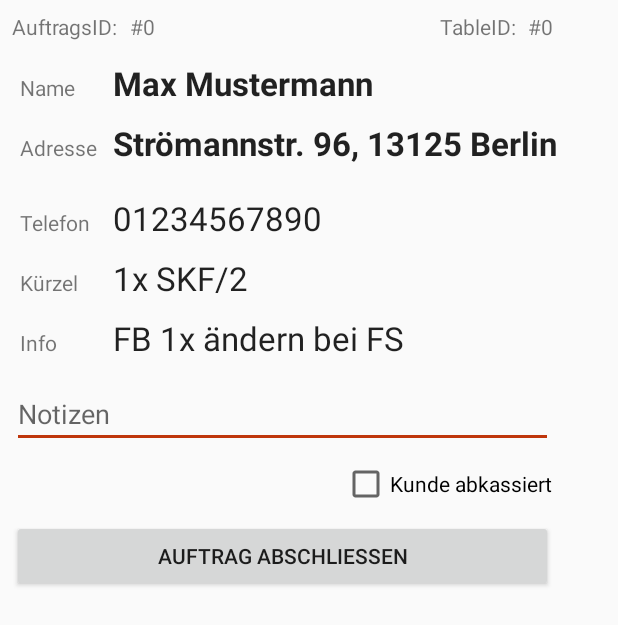
After one commit to philan92/Schorni, an Android app: the fragment AuftragDetailFragment shown on its own in the app's theme, on a phone screen of 412 x 824 dp. The commit adds this screen. Shown: the top 625 px of the screen. Run offline under Robolectric (Android 15) with nearby library versions, the phone set to English and light mode, and no system bars.

Commit message:
Fragment für Auftragsdetails erstellt

```diff
--- a/app/build.gradle
+++ b/app/build.gradle
@@ -24,11 +24,13 @@ dependencies {
     androidTestCompile('com.android.support.test.espresso:espresso-core:2.2.2', {
         exclude group: 'com.android.support', module: 'support-annotations'
     })
+    // Required for instrumented tests
     compile 'com.android.support:appcompat-v7:24.1.1'
     compile 'com.android.support:design:24.1.1'
     compile 'nl.qbusict:cupboard:2.2.0'
+    compile 'com.android.support:support-v4:24.1.1'
     testCompile 'junit:junit:4.12'
-    // Required for instrumented tests
     androidTestCompile 'com.android.support:support-annotations:24.1.1'
     androidTestCompile 'com.android.support.test:runner:0.5'
+    compile 'com.android.support.constraint:constraint-layout:1.0.2'
 }
--- a/app/src/main/java/de/philipplange/schorni/src/adapter/ErledigteKehrungenAdapter.java
+++ b/app/src/main/java/de/philipplange/schorni/src/adapter/ErledigteKehrungenAdapter.java
@@ -32,7 +32,7 @@ public class ErledigteKehrungenAdapter extends ArrayAdapter<Kehrung> {
         }
         // Lookup view for data population
         TextView tvAdresse = (TextView) convertView.findViewById(R.id.tvAdresse);
-        TextView tvName = (TextView) convertView.findViewById(R.id.tvName);
+        TextView tvName = (TextView) convertView.findViewById(R.id.tvAdresse);
         TextView tvZeit = (TextView) convertView.findViewById(R.id.tvZeit);
         TextView tvKassiert = (TextView) convertView.findViewById(R.id.tvKassiert);
         // Populate the data into the template view using the data object
--- a/app/src/main/java/de/philipplange/schorni/src/adapter/OffeneKehrungenAdapter.java
+++ b/app/src/main/java/de/philipplange/schorni/src/adapter/OffeneKehrungenAdapter.java
@@ -31,7 +31,7 @@ public class OffeneKehrungenAdapter extends ArrayAdapter<Kehrung> {
         }
         // Lookup view for data population
         TextView tvAdresse = (TextView) convertView.findViewById(R.id.tvAdresse);
-        TextView tvName = (TextView) convertView.findViewById(R.id.tvName);
+        TextView tvName = (TextView) convertView.findViewById(R.id.tvAdresse);
         // Populate the data into the template view using the data object
         if (kehrung != null) {
             tvAdresse.setText(kehrung.getAdresse());
--- /dev/null
+++ b/app/src/main/java/de/philipplange/schorni/src/fragments/AuftragDetailFragment.java
@@ -0,0 +1,66 @@
+package de.philipplange.schorni.src.fragments;
+
+
+import android.os.Bundle;
+import android.support.v4.app.Fragment;
+import android.view.LayoutInflater;
+import android.view.View;
+import android.view.ViewGroup;
+
+import de.philipplange.schorni.R;
+
+/**
+ * A simple {@link Fragment} subclass.
+ * Use the {@link AuftragDetailFragment#newInstance} factory method to
+ * create an instance of this fragment.
+ */
+public class AuftragDetailFragment extends Fragment {
+    // TODO: Rename parameter arguments, choose names that match
+    // the fragment initialization parameters, e.g. ARG_ITEM_NUMBER
+    private static final String ARG_PARAM1 = "param1";
+    private static final String ARG_PARAM2 = "param2";
+
+    // TODO: Rename and change types of parameters
+    private String mParam1;
+    private String mParam2;
+
+
+    public AuftragDetailFragment() {
+        // Required empty public constructor
+    }
+
+    /**
+     * Use this factory method to create a new instance of
+     * this fragment using the provided parameters.
+     *
+     * @param param1 Parameter 1.
+     * @param param2 Parameter 2.
+     * @return A new instance of fragment AuftragDetailFragment.
+     */
+    // TODO: Rename and change types and number of parameters
+    public static AuftragDetailFragment newInstance(String param1, String param2) {
+        AuftragDetailFragment fragment = new AuftragDetailFragment();
+        Bundle args = new Bundle();
+        args.putString(ARG_PARAM1, param1);
+        args.putString(ARG_PARAM2, param2);
+        fragment.setArguments(args);
+        return fragment;
+    }
+
+    @Override
+    public void onCreate(Bundle savedInstanceState) {
+        super.onCreate(savedInstanceState);
+        if (getArguments() != null) {
+            mParam1 = getArguments().getString(ARG_PARAM1);
+            mParam2 = getArguments().getString(ARG_PARAM2);
+        }
+    }
+
+    @Override
+    public View onCreateView(LayoutInflater inflater, ViewGroup container,
+                             Bundle savedInstanceState) {
+        // Inflate the layout for this fragment
+        return inflater.inflate(R.layout.fragment_auftrag_detail, container, false);
+    }
+
+}
--- /dev/null
+++ b/app/src/main/res/layout/fragment_auftrag_detail.xml
@@ -0,0 +1,233 @@
+<android.support.constraint.ConstraintLayout xmlns:android="http://schemas.android.com/apk/res/android"
+    xmlns:app="http://schemas.android.com/apk/res-auto"
+    xmlns:tools="http://schemas.android.com/tools"
+    android:layout_width="wrap_content"
+    android:layout_height="wrap_content"
+
+    tools:context="de.philipplange.schorni.src.fragments.AuftragDetailFragment"
+    tools:layout_editor_absoluteX="0dp"
+    tools:layout_editor_absoluteY="25dp">
+
+    <!-- TODO: Update blank fragment layout -->
+
+    <TextView
+        android:id="@+id/textView9"
+        android:layout_width="wrap_content"
+        android:layout_height="wrap_content"
+        android:layout_marginLeft="8dp"
+        android:layout_marginStart="8dp"
+        android:layout_marginTop="8dp"
+        android:text="AuftragsID:"
+        app:layout_constraintLeft_toLeftOf="parent"
+        app:layout_constraintTop_toTopOf="parent" />
+
+    <TextView
+        android:id="@+id/textView10"
+        android:layout_width="wrap_content"
+        android:layout_height="wrap_content"
+        android:layout_marginLeft="8dp"
+        android:layout_marginStart="8dp"
+        android:layout_marginTop="8dp"
+        android:text="#0"
+        app:layout_constraintLeft_toRightOf="@+id/textView9"
+        app:layout_constraintTop_toTopOf="parent" />
+
+    <TextView
+        android:id="@+id/textView7"
+        android:layout_width="wrap_content"
+        android:layout_height="wrap_content"
+        android:layout_marginEnd="8dp"
+        android:layout_marginRight="8dp"
+        android:layout_marginTop="8dp"
+        android:text="TableID:"
+        app:layout_constraintRight_toLeftOf="@+id/tyAuftragsID"
+        app:layout_constraintTop_toTopOf="parent" />
+
+    <TextView
+        android:id="@+id/tyAuftragsID"
+        android:layout_width="wrap_content"
+        android:layout_height="wrap_content"
+        android:layout_marginEnd="8dp"
+        android:layout_marginRight="8dp"
+        android:layout_marginTop="8dp"
+        android:text="#0"
+        app:layout_constraintRight_toRightOf="parent"
+        app:layout_constraintTop_toTopOf="parent" />
+
+    <TableLayout
+        android:id="@+id/tableLayout"
+        android:layout_width="wrap_content"
+        android:layout_height="wrap_content"
+        android:layout_marginLeft="8dp"
+        android:layout_marginStart="8dp"
+        android:layout_marginTop="8dp"
+        app:layout_constraintLeft_toLeftOf="parent"
+        app:layout_constraintTop_toBottomOf="@+id/textView10">
+
+        <TableRow
+            android:layout_width="match_parent"
+            android:layout_height="match_parent">
+
+            <TextView
+                android:id="@+id/textView5"
+                android:layout_width="wrap_content"
+                android:layout_height="wrap_content"
+                android:padding="5dp"
+                android:text="Name" />
+
+            <TextView
+                android:id="@+id/tvName"
+                android:layout_width="wrap_content"
+                android:layout_height="wrap_content"
+                android:padding="5dp"
+                android:text="Max Mustermann"
+                android:textAppearance="@style/TextAppearance.AppCompat.Large"
+                android:textStyle="bold"
+                app:layout_constraintLeft_toLeftOf="parent"
+                app:layout_constraintRight_toRightOf="parent"
+                app:layout_constraintTop_toBottomOf="@+id/textView9" />
+
+        </TableRow>
+
+        <TableRow
+            android:layout_width="match_parent"
+            android:layout_height="match_parent"
+            android:paddingBottom="10dp">
+
+            <TextView
+                android:id="@+id/textView6"
+                android:layout_width="wrap_content"
+                android:layout_height="wrap_content"
+                android:padding="5dp"
+                android:text="Adresse" />
+
+            <TextView
+                android:id="@+id/tvAdresse"
+                android:layout_width="wrap_content"
+                android:layout_height="wrap_content"
+                android:padding="5dp"
+                android:text="Strömannstr. 96, 13125 Berlin"
+                android:textAppearance="@style/TextAppearance.AppCompat.Large"
+                android:textStyle="bold"
+                app:layout_constraintLeft_toLeftOf="parent"
+                app:layout_constraintRight_toRightOf="parent"
+                app:layout_constraintTop_toBottomOf="@+id/tvName" />
+
+        </TableRow>
+
+        <TableRow
+            android:layout_width="match_parent"
+            android:layout_height="match_parent">
+
+            <TextView
+                android:id="@+id/textView8"
+                android:layout_width="wrap_content"
+                android:layout_height="wrap_content"
+                android:padding="5dp"
+                android:text="Telefon" />
+
+            <TextView
+                android:id="@+id/tvTelefon"
+                android:layout_width="wrap_content"
+                android:layout_height="wrap_content"
+                android:padding="5dp"
+                android:text="01234567890"
+                android:textAppearance="@style/TextAppearance.AppCompat.Large" />
+
+        </TableRow>
+
+        <TableRow
+            android:layout_width="match_parent"
+            android:layout_height="match_parent">
+
+            <TextView
+                android:id="@+id/textView14"
+                android:layout_width="wrap_content"
+                android:layout_height="wrap_content"
+                android:layout_weight="1"
+                android:padding="5dp"
+                android:text="Kürzel" />
+
+            <TextView
+                android:id="@+id/tvKuerzel"
+                android:layout_width="wrap_content"
+                android:layout_height="wrap_content"
+                android:layout_weight="1"
+                android:padding="5dp"
+                android:text="1x SKF/2"
+                android:textAppearance="@style/TextAppearance.AppCompat.Large" />
+        </TableRow>
+
+        <TableRow
+            android:layout_width="match_parent"
+            android:layout_height="match_parent">
+
+            <TextView
+                android:id="@+id/textView3"
+                android:layout_width="wrap_content"
+                android:layout_height="wrap_content"
+                android:layout_weight="1"
+                android:padding="5dp"
+                android:text="Info" />
+
+            <TextView
+                android:id="@+id/tvInfo"
+                android:layout_width="wrap_content"
+                android:layout_height="wrap_content"
+                android:layout_weight="1"
+                android:padding="5dp"
+                android:text="FB 1x ändern bei FS"
+                android:textAppearance="@style/TextAppearance.AppCompat.Large" />
+        </TableRow>
+
+    </TableLayout>
+
+    <EditText
+        android:id="@+id/etNotizen"
+        android:layout_width="0dp"
+        android:layout_height="wrap_content"
+        android:layout_marginEnd="8dp"
+        android:layout_marginLeft="8dp"
+        android:layout_marginRight="8dp"
+        android:layout_marginStart="8dp"
+        android:layout_marginTop="8dp"
+        android:ems="10"
+        android:hint="Notizen"
+        android:inputType="textMultiLine"
+        android:isScrollContainer="true"
+        app:layout_constraintHorizontal_bias="0.0"
+        app:layout_constraintLeft_toLeftOf="parent"
+        app:layout_constraintRight_toRightOf="parent"
+        app:layout_constraintTop_toBottomOf="@+id/tableLayout" />
+
+    <Button
+        android:id="@+id/btnAbschliessen"
+        android:layout_width="0dp"
+        android:layout_height="wrap_content"
+        android:layout_marginBottom="8dp"
+        android:layout_marginEnd="8dp"
+        android:layout_marginLeft="8dp"
+        android:layout_marginRight="8dp"
+        android:layout_marginStart="8dp"
+        android:layout_weight="1"
+        android:text="Auftrag abschliessen"
+        android:textAlignment="center"
+        app:layout_constraintBottom_toBottomOf="parent"
+        app:layout_constraintLeft_toLeftOf="parent"
+        app:layout_constraintRight_toRightOf="parent" />
+
+    <CheckBox
+        android:id="@+id/cbKassiert"
+        android:layout_width="wrap_content"
+        android:layout_height="wrap_content"
+        android:layout_marginBottom="8dp"
+        android:layout_marginRight="8dp"
+        android:layout_marginTop="8dp"
+        android:text="Kunde abkassiert"
+        app:layout_constraintBottom_toTopOf="@+id/btnAbschliessen"
+        app:layout_constraintRight_toRightOf="parent"
+        app:layout_constraintTop_toBottomOf="@+id/etNotizen"
+        app:layout_constraintVertical_bias="1.0" />
+
+
+</android.support.constraint.ConstraintLayout>
--- a/app/src/main/res/layout/item_erledigte_kehrung.xml
+++ b/app/src/main/res/layout/item_erledigte_kehrung.xml
@@ -20,7 +20,7 @@
         android:textSize="18sp" />
 
     <TextView
-        android:id="@+id/tvName"
+        android:id="@+id/tvAdresse"
         android:layout_width="wrap_content"
         android:layout_height="wrap_content"
         android:layout_alignParentEnd="true"
@@ -59,8 +59,8 @@
         android:gravity="end"
         android:textColor="@color/colorPrimaryLight"
         android:textSize="18sp"
-        android:layout_below="@+id/tvName"
-        android:layout_alignLeft="@+id/tvName"
-        android:layout_alignStart="@+id/tvName" />
+        android:layout_below="@+id/tvAdresse"
+        android:layout_alignLeft="@+id/tvAdresse"
+        android:layout_alignStart="@+id/tvAdresse" />
 
 </RelativeLayout>
--- a/app/src/main/res/layout/item_offene_kehrung.xml
+++ b/app/src/main/res/layout/item_offene_kehrung.xml
@@ -20,7 +20,7 @@
         android:textSize="18sp" />
 
     <TextView
-        android:id="@+id/tvName"
+        android:id="@+id/tvAdresse"
         android:layout_width="wrap_content"
         android:layout_height="wrap_content"
         android:layout_alignParentEnd="true"
--- a/app/src/main/res/values/strings.xml
+++ b/app/src/main/res/values/strings.xml
@@ -3,4 +3,7 @@
     <string name="open">Open</string>
     <string name="close">Close</string>
     <string name="assignments">Aufträge</string>
+
+    <!-- TODO: Remove or change this placeholder text -->
+    <string name="hello_blank_fragment">Hello blank fragment</string>
 </resources>
```
